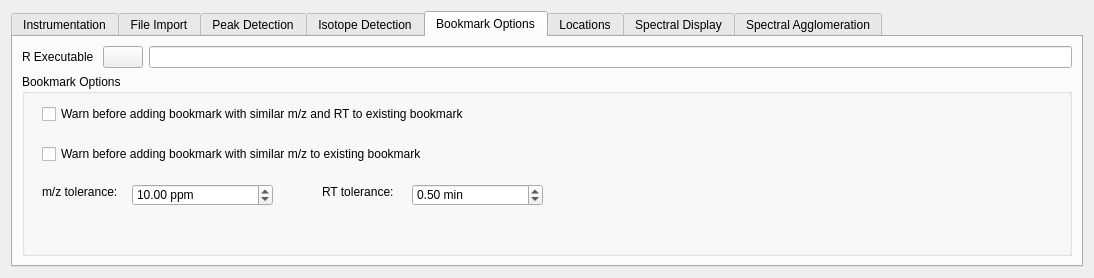
Before: the Qt Designer form src/maven/forms/settingsform.ui in eugenemel/maven, drawn with Qt 5.
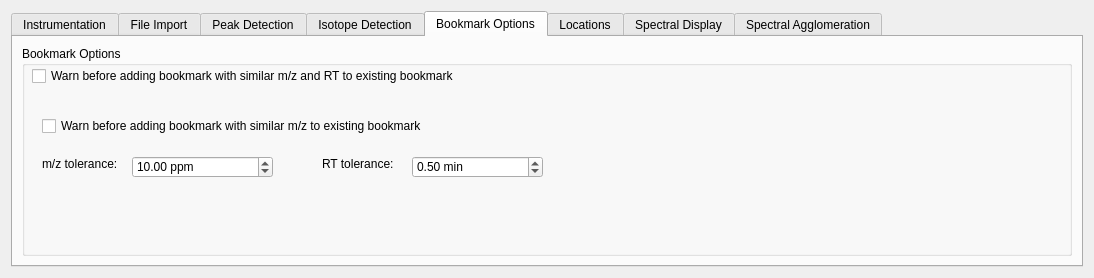
After: the same form once the commit is applied. The open tabs and pages were chosen to show the change. Icons and pictures are not drawn.

Commit message: Issue 357: Remove R-associated options.

Diff of the .ui file:
```diff
--- a/src/maven/forms/settingsform.ui
+++ b/src/maven/forms/settingsform.ui
@@ -682,25 +682,7 @@
        <string>Bookmark Options</string>
       </attribute>
       <layout class="QGridLayout" name="gridLayout_9">
-       <item row="0" column="0">
-        <widget class="QLabel" name="label_24">
-         <property name="text">
-          <string>R Executable </string>
-         </property>
-        </widget>
-       </item>
-       <item row="0" column="2">
-        <widget class="QLineEdit" name="Rprogram"/>
-       </item>
-       <item row="0" column="1">
-        <widget class="QPushButton" name="RProgramSelect">
-         <property name="icon">
-          <iconset resource="../mzroll.qrc">
-           <normaloff>:/images/fileopen.png</normaloff>:/images/fileopen.png</iconset>
-         </property>
-        </widget>
-       </item>
-       <item row="2" column="0" colspan="3">
+       <item row="1" column="0" colspan="2">
         <widget class="QGroupBox" name="grpBkmkOptions">
          <property name="title">
           <string>Bookmark Options</string>
@@ -708,8 +690,8 @@
          <widget class="QCheckBox" name="chkBkmkWarnMzRt">
           <property name="geometry">
            <rect>
-            <x>20</x>
-            <y>30</y>
+            <x>10</x>
+            <y>20</y>
             <width>783</width>
             <height>20</height>
            </rect>
```
The commit also changes 2 other files.
